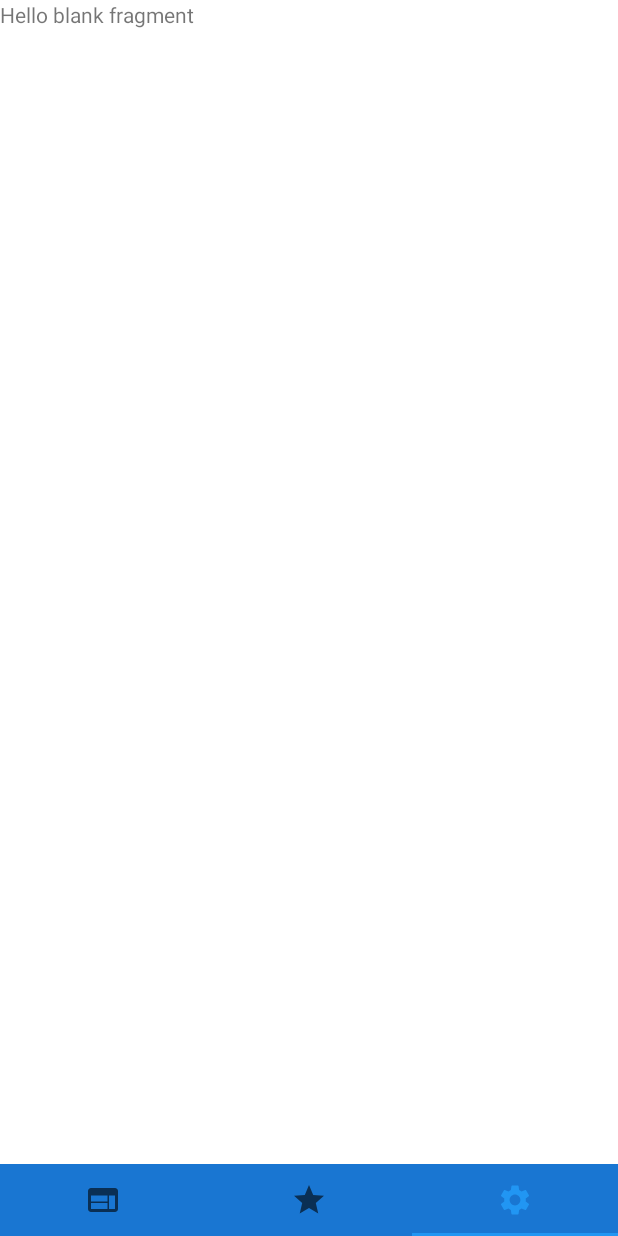
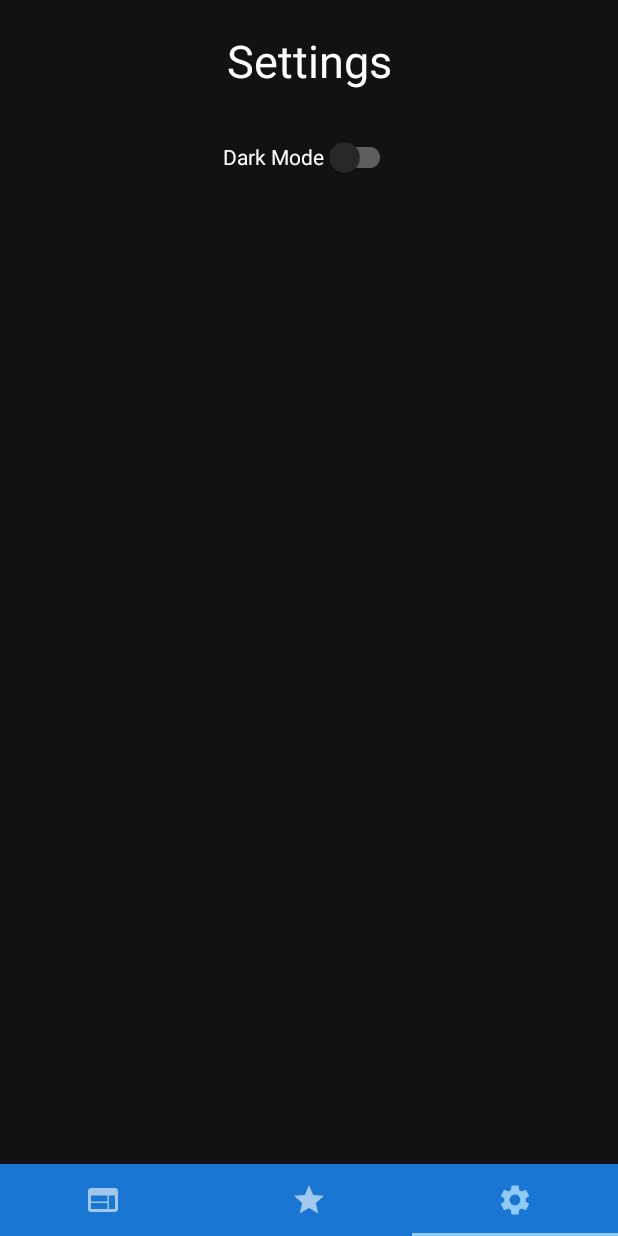
Before and after one commit to Lunderhill25/Multi-Site-Manga-Reader, an Android app: the screen it shows after launch (MainActivity), item 3 of the bottom bar chosen, on a phone screen of 412 x 824 dp. Run offline under Robolectric (Android 15) with nearby library versions, the phone set to English and light mode, and no system bars.

Commit message:
Small Changes Made

```diff
--- a/TrueManga/app/build.gradle
+++ b/TrueManga/app/build.gradle
@@ -1,6 +1,7 @@
 plugins {
     id 'com.android.application'
     id 'kotlin-android'
+    id 'kotlin-android-extensions'
 }
 
 android {
@@ -29,6 +30,9 @@ android {
     kotlinOptions {
         jvmTarget = '1.8'
     }
+    buildFeatures{
+        viewBinding true
+    }
 
 }
 
@@ -39,6 +43,7 @@ dependencies {
     implementation 'com.google.android.material:material:1.6.1'
     implementation 'androidx.constraintlayout:constraintlayout:2.1.4'
     implementation 'androidx.legacy:legacy-support-v4:1.0.0'
+    implementation 'androidx.preference:preference:1.1.1'
     testImplementation 'junit:junit:4.+'
     androidTestImplementation 'androidx.test.ext:junit:1.1.3'
     androidTestImplementation 'androidx.test.espresso:espresso-core:3.4.0'
--- a/TrueManga/app/src/main/AndroidManifest.xml
+++ b/TrueManga/app/src/main/AndroidManifest.xml
@@ -9,6 +9,7 @@
         android:roundIcon="@mipmap/ic_launcher_round"
         android:supportsRtl="true"
         android:theme="@style/Theme.TrueManga">
+
         <activity
             android:name=".MainActivity"
             android:exported="true">
--- a/TrueManga/app/src/main/java/com/example/truemanga/MainActivity.kt
+++ b/TrueManga/app/src/main/java/com/example/truemanga/MainActivity.kt
@@ -2,24 +2,37 @@ package com.example.truemanga
 
 import androidx.appcompat.app.AppCompatActivity
 import android.os.Bundle
+import android.view.Menu
+import android.view.MenuItem
+import androidx.appcompat.app.AppCompatDelegate
 import com.example.truemanga.fragments.FavouritesFragment
 import com.example.truemanga.fragments.SettingsFragment
 import com.example.truemanga.fragments.SitesFragment
 import com.example.truemanga.fragments.adapters.ViewPagerAdapter
+import com.google.android.material.switchmaterial.SwitchMaterial
+
+///import kotlinx.android.synthetic.main.<activity_main>.*;
 
 class MainActivity : AppCompatActivity() {
+
     override fun onCreate(savedInstanceState: Bundle?) {
+        AppCompatDelegate.setDefaultNightMode(AppCompatDelegate.MODE_NIGHT_YES)
+        //AppCompatDelegate.setDefaultNightMode(AppCompatDelegate.MODE_NIGHT_NO)
         super.onCreate(savedInstanceState)
         setContentView(R.layout.activity_main)
 
         setUpTabs()
+
     }
+
+
+
 
     private fun setUpTabs(){
         val adapter = ViewPagerAdapter(supportFragmentManager)
+        adapter.addFragment(SitesFragment(),"")
         adapter.addFragment(FavouritesFragment(),"")
         adapter.addFragment(SettingsFragment(),"")
-        adapter.addFragment(SitesFragment(),"")
 
         val viewPager = findViewById<androidx.viewpager.widget.ViewPager>(R.id.view_pager)
         val tabLayout = findViewById<com.google.android.material.tabs.TabLayout>(R.id.tab_layout)
@@ -34,4 +47,7 @@ class MainActivity : AppCompatActivity() {
 
 
     }
+
+
+
 }
--- a/TrueManga/app/src/main/res/layout/fragment_favourites.xml
+++ b/TrueManga/app/src/main/res/layout/fragment_favourites.xml
@@ -9,6 +9,6 @@
     <TextView
         android:layout_width="match_parent"
         android:layout_height="match_parent"
-        android:text="@string/hello_blank_fragment" />
+        android:text="Temp favourites"/>
 
 </FrameLayout>
--- a/TrueManga/app/src/main/res/layout/fragment_settings.xml
+++ b/TrueManga/app/src/main/res/layout/fragment_settings.xml
@@ -1,14 +1,31 @@
 <?xml version="1.0" encoding="utf-8"?>
-<FrameLayout xmlns:android="http://schemas.android.com/apk/res/android"
+<androidx.constraintlayout.widget.ConstraintLayout xmlns:android="http://schemas.android.com/apk/res/android"
+    android:id="@+id/parentView"
+    xmlns:app="http://schemas.android.com/apk/res-auto"
     xmlns:tools="http://schemas.android.com/tools"
     android:layout_width="match_parent"
     android:layout_height="match_parent"
     tools:context=".fragments.SettingsFragment">
 
-    <!-- TODO: Update blank fragment layout -->
     <TextView
-        android:layout_width="match_parent"
-        android:layout_height="match_parent"
-        android:text="@string/hello_blank_fragment" />
+        android:id="@+id/settingsTitleTV"
+        android:layout_width="wrap_content"
+        android:layout_height="wrap_content"
+        android:layout_marginTop="20dp"
+        android:text="Settings"
+        android:textSize="30sp"
+        app:layout_constraintEnd_toEndOf="parent"
+        app:layout_constraintStart_toStartOf="parent"
+        app:layout_constraintTop_toTopOf="parent" />
 
-</FrameLayout>
+    <com.google.android.material.switchmaterial.SwitchMaterial
+        android:id="@+id/themeBtn"
+        android:layout_width="wrap_content"
+        android:layout_height="wrap_content"
+        android:layout_marginTop="20dp"
+        android:text="Dark Mode"
+        app:layout_constraintEnd_toEndOf="parent"
+        app:layout_constraintStart_toStartOf="parent"
+        app:layout_constraintTop_toBottomOf="@id/settingsTitleTV" />
+
+</androidx.constraintlayout.widget.ConstraintLayout>
--- a/TrueManga/app/src/main/res/layout/fragment_sites.xml
+++ b/TrueManga/app/src/main/res/layout/fragment_sites.xml
@@ -5,10 +5,7 @@
     android:layout_height="match_parent"
     tools:context=".fragments.SitesFragment">
 
-    <!-- TODO: Update blank fragment layout -->
-    <TextView
+    <androidx.cardview.widget.CardView
         android:layout_width="match_parent"
-        android:layout_height="match_parent"
-        android:text="@string/hello_blank_fragment" />
-
+        android:layout_height="wrap_content"/>
 </FrameLayout>
--- a/TrueManga/app/src/main/res/values-night/themes.xml
+++ b/TrueManga/app/src/main/res/values-night/themes.xml
@@ -12,5 +12,6 @@
         <!-- Status bar color. -->
         <item name="android:statusBarColor" tools:targetApi="l">?attr/colorPrimaryVariant</item>
         <!-- Customize your theme here. -->
+        <item name="android:textColor">@color/white</item>
     </style>
 </resources>
--- a/TrueManga/app/src/main/res/values/themes.xml
+++ b/TrueManga/app/src/main/res/values/themes.xml
@@ -4,13 +4,14 @@
         <!-- Primary brand color. -->
         <item name="colorPrimary">@color/blue_500</item>
         <item name="colorPrimaryVariant">@color/blue_700</item>
-        <item name="colorOnPrimary">@color/white</item>
+        <item name="colorOnPrimary">@color/black</item>
         <!-- Secondary brand color. -->
         <item name="colorSecondary">@color/teal_200</item>
         <item name="colorSecondaryVariant">@color/teal_700</item>
         <item name="colorOnSecondary">@color/black</item>
         <!-- Status bar color. -->
-        <item name="android:statusBarColor" tools:targetApi="l">?attr/colorPrimaryVariant</item>
+        <item name="android:statusBarColor" tools:targetApi="l">?attr/colorPrimary</item>
         <!-- Customize your theme here. -->
+        <item name="android:textColor">@color/black</item>
     </style>
 </resources>
```
Also changed, not shown: TrueManga/app/src/main/java/com/example/truemanga/fragments/SettingsFragment.kt (+16 -1 lines), TrueManga/app/src/main/res/values/strings.xml (+19 -2 lines).
